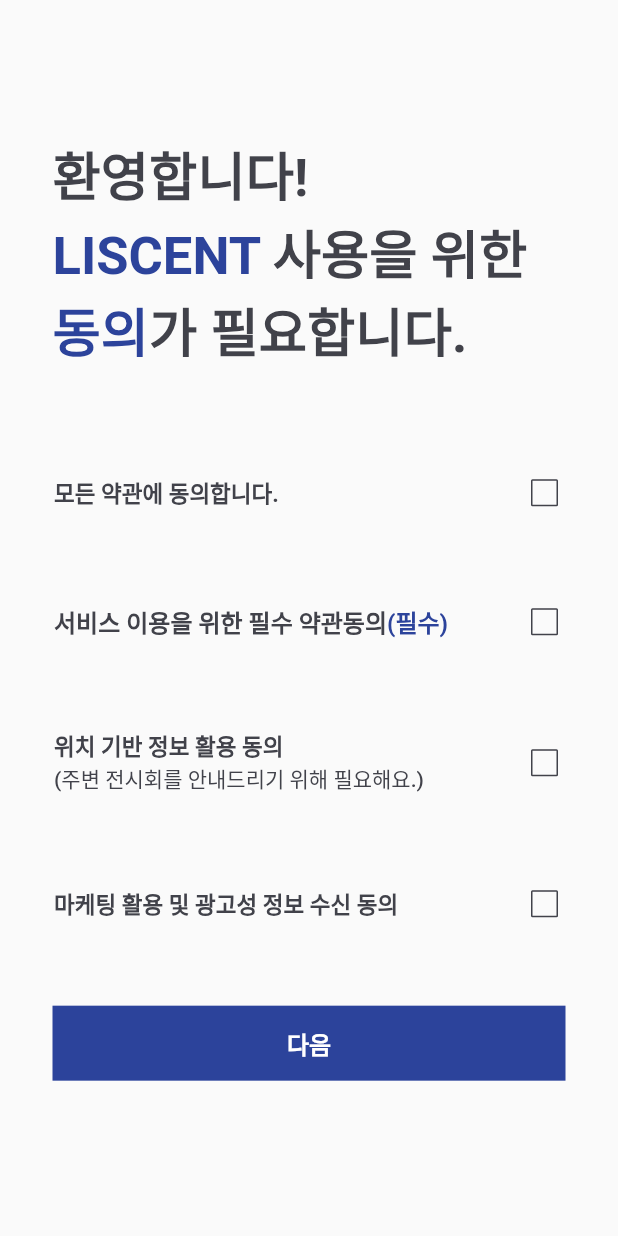
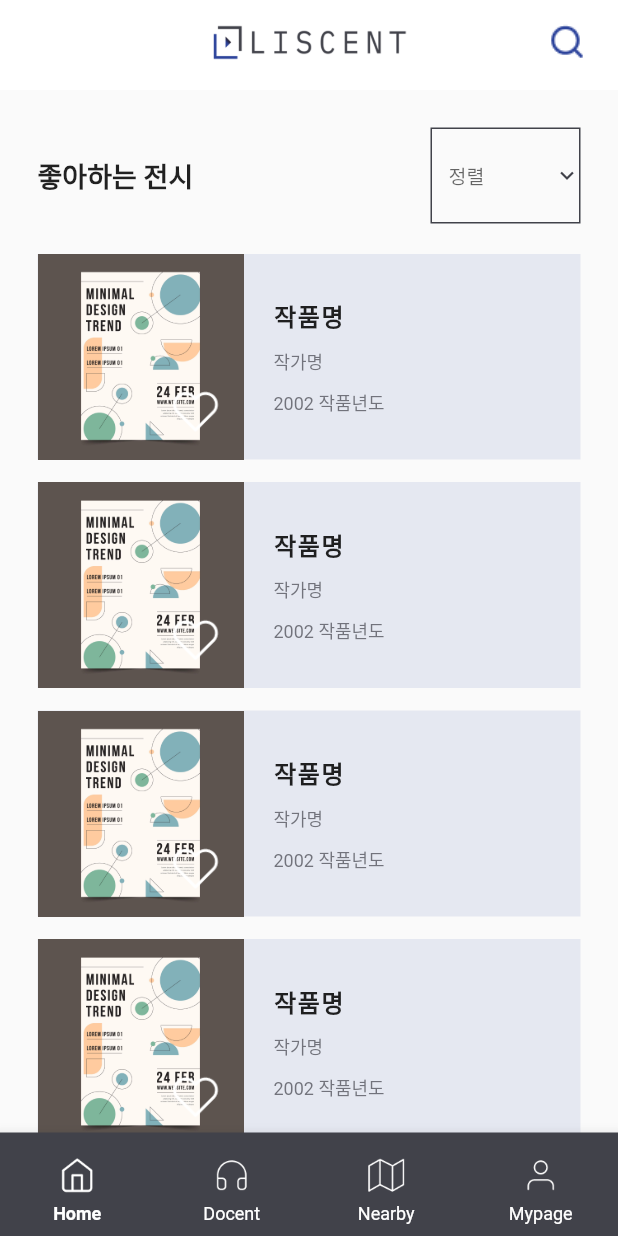
Before and after one commit to bigdaditor/liscent, a Flutter app: the screen it shows after launch, on a phone screen of 412 x 824 dp. Run offline on Flutter 3.47's test engine with Material 2 defaults, Android fonts, the phone set to English and light mode, and no system bars; our stand-ins replace fluttertoast, google_sign_in; missing offline and left inert: kakao_flutter_sdk.

Commit message:
1. wokrlist 화면 생성 2. likedisplay 화면 생성

```diff
--- a/lib/main.dart
+++ b/lib/main.dart
@@ -4,6 +4,8 @@
 import 'screens/login/login_screen.dart';
 import 'screens/tos/tos_screen.dart';
 import 'screens/home/home_screen.dart';
+import 'screens/worklist/worklist_screen.dart';
+import 'screens/likedisplay/likedisplay_screen.dart';
 
 void main() {
   runApp(const MyApp());
@@ -21,13 +23,15 @@
         fontFamily: 'Roboto',
         primarySwatch: Colors.blue,
       ),
-      home: const Tos(),
+      home: const Likedisplay(),
       routes: {
         '/login': (context) => const Login(),
         '/tos': (context) => const Tos(),
         '/home': (context) => const Home(),
         '/info': (context) => const Info(),
         '/guide': (context) => const Guide(),
+        '/worklist': (context) => const Wokrlist(),
+        '/likedisplay': (context) => const Likedisplay(),
       },
     );
   }
--- /dev/null
+++ b/lib/screens/likedisplay/likedisplay_screen.dart
@@ -0,0 +1,261 @@
+import 'package:flutter/material.dart';
+
+class Likedisplay extends StatefulWidget {
+  const Likedisplay({Key? key}) : super(key: key);
+
+  @override
+  State<Likedisplay> createState() => _LikedisplayState();
+}
+
+class _LikedisplayState extends State<Likedisplay> {
+  int _selectedIndex = 0;
+  bool click = true;
+
+  String? _dropdownValue;
+
+  @override
+  Widget build(BuildContext context) {
+    return Scaffold(
+        appBar: PreferredSize(
+          preferredSize: Size.fromHeight(60),
+          child: AppBar(
+            title: Image.asset('assets/logo.png', width: 130),
+            centerTitle: true,
+            backgroundColor: Colors.white,
+            elevation: 0,
+            actions: [
+              IconButton(
+                onPressed: null,
+                icon: Image.asset('assets/icon_search.png'),
+                padding: EdgeInsets.fromLTRB(0, 0, 20, 0),
+              )
+            ],
+          ),
+        ),
+        body: Column(
+          crossAxisAlignment: CrossAxisAlignment.start,
+          children: [
+            Padding(
+                padding: EdgeInsets.fromLTRB(25, 25, 25, 20),
+                child: Row(
+                  mainAxisAlignment: MainAxisAlignment.spaceBetween,
+                  children: [
+                    Title(
+                        color: Color(0xff41424A),
+                        child: Text('좋아하는 전시',
+                            style: TextStyle(
+                                fontSize: 18, fontWeight: FontWeight.w700))),
+                    Container(
+                      width: 100,
+                      child: DropdownButtonFormField<String>(
+                        itemHeight: 50,
+                        style:
+                            TextStyle(fontSize: 13, color: Color(0xff41424A)),
+                        decoration: InputDecoration(
+                            enabledBorder: OutlineInputBorder(
+                                borderSide: BorderSide(width: 1,color: Color(0xff41424A)),
+                            borderRadius: BorderRadius.circular(0)
+                            ),
+                        focusedBorder: OutlineInputBorder(borderSide: BorderSide(width: 1,color: Color(0xff41424A)),
+                            borderRadius: BorderRadius.circular(0))
+                        ),
+                        isExpanded: true,
+
+                        icon: Icon(Icons.keyboard_arrow_down_outlined),
+                        iconSize: 18,
+                        iconDisabledColor: Color(0xff41424A),
+                        iconEnabledColor: Color(0xff41424A),
+                        value: _dropdownValue,
+                        items: [
+                          '최신순',
+                          '가나다순',
+                        ].map<DropdownMenuItem<String>>((String value) {
+                          return DropdownMenuItem(
+                            value: value,
+                            child: Text(value),
+                          );
+                        }).toList(),
+                        hint: Text('정렬'),
+                        onChanged: (String? value) {
+                          setState(() {
+                            _dropdownValue = value!;
+                          });
+                        },
+                      ),
+                    )
+                  ],
+                )),
+            Expanded(
+                child: ListView.builder(
+              padding: EdgeInsets.fromLTRB(25, 0, 25, 20),
+              itemCount: 20,
+              itemBuilder: (context, index) {
+                return listcard();
+              },
+            ))
+          ],
+        ),
+        bottomNavigationBar: BottomNavigationBar(
+          backgroundColor: Color(0xFF41424A),
+          type: BottomNavigationBarType.fixed,
+          selectedItemColor: Colors.white,
+          unselectedItemColor: Colors.white,
+          selectedLabelStyle:
+              TextStyle(fontSize: 12, fontWeight: FontWeight.w700, height: 1.8),
+          unselectedLabelStyle: TextStyle(fontSize: 12, height: 1.8),
+          currentIndex: _selectedIndex,
+          onTap: (index) {
+            setState(() {
+              _selectedIndex = index;
+            });
+          },
+          items: [
+            BottomNavigationBarItem(
+              label: 'Home',
+              icon: Padding(
+                padding: EdgeInsets.only(top: 10),
+                child: Image.asset(
+                  'assets/icon_home_off.png',
+                  width: 25,
+                  height: 25,
+                ),
+              ),
+              activeIcon: Padding(
+                padding: EdgeInsets.only(top: 10),
+                child: Image.asset(
+                  'assets/icon_home_on.png',
+                  width: 25,
+                  height: 25,
+                ),
+              ),
+            ),
+            BottomNavigationBarItem(
+              label: 'Docent',
+              icon: Padding(
+                padding: EdgeInsets.only(top: 10),
+                child: Image.asset(
+                  'assets/icon_docent_off.png',
+                  width: 25,
+                  height: 25,
+                ),
+              ),
+              activeIcon: Padding(
+                padding: EdgeInsets.only(top: 10),
+                child: Image.asset(
+                  'assets/icon_docent_on.png',
+                  width: 25,
+                  height: 25,
+                ),
+              ),
+            ),
+            BottomNavigationBarItem(
+              label: 'Nearby',
+              icon: Padding(
+                padding: EdgeInsets.only(top: 10),
+                child: Image.asset(
+                  'assets/icon_nearby_off.png',
+                  width: 25,
+                  height: 25,
+                ),
+              ),
+              activeIcon: Padding(
+                padding: EdgeInsets.only(top: 10),
+                child: Image.asset(
+                  'assets/icon_nearby_on.png',
+                  width: 25,
+                  height: 25,
+                ),
+              ),
+            ),
+            BottomNavigationBarItem(
+              label: 'Mypage',
+              icon: Padding(
+                padding: EdgeInsets.only(top: 10),
+                child: Image.asset(
+                  'assets/icon_mypage_off.png',
+                  width: 25,
+                  height: 25,
+                ),
+              ),
+              activeIcon: Padding(
+                padding: EdgeInsets.only(top: 10),
+                child: Image.asset(
+                  'assets/icon_mypage_on.png',
+                  width: 25,
+                  height: 25,
+                ),
+              ),
+            ),
+          ],
+        ));
+  }
+
+  Column listcard() {
+    return Column(
+      children: [
+        Container(
+          width: double.infinity,
+          height: MediaQuery.of(context).size.width / 3,
+          color: Color.fromRGBO(44, 67, 155, 0.1),
+          child: Row(
+            children: [
+              Stack(
+                children: [
+                  Image.asset(
+                    'assets/poster03.jpg',
+                    width: MediaQuery.of(context).size.width / 3,
+                  ),
+                  Positioned(
+                    right: 8,
+                    bottom: 8,
+                    child: IconButton(
+                      icon: Image.asset((click == true)
+                          ? 'assets/icon_heart.png'
+                          : 'assets/icon_heart_full.png'),
+                      iconSize: 15,
+                      selectedIcon: Image.asset('assets/icon_heart_full.png'),
+                      onPressed: () {
+                        setState(() {
+                          click = !click;
+                        });
+                      },
+                    ),
+                  )
+                ],
+              ),
+              Container(
+                padding: EdgeInsets.all(20),
+                child: Column(
+                  mainAxisAlignment: MainAxisAlignment.spaceEvenly,
+                  crossAxisAlignment: CrossAxisAlignment.start,
+                  children: [
+                    Title(
+                        color: Color(0xff41424A),
+                        child: Text(
+                          '작품명',
+                          style: TextStyle(
+                              fontSize: 16,
+                              fontWeight: FontWeight.w700,
+                              letterSpacing: 1),
+                        )),
+                    Text(
+                      '작가명',
+                      style: TextStyle(
+                          fontSize: 12, color: Color.fromRGBO(65, 66, 74, 0.7)),
+                    ),
+                    Text(
+                      '2002 작품년도',
+                      style: TextStyle(
+                          fontSize: 12, color: Color.fromRGBO(65, 66, 74, 0.7)),
+                    )
+                  ],
+                ),
+              )
+            ],
+          ),
+        ),
+        Container(height: 15)
+      ],
+    );
+  }
+}
```
Also changed, not shown: lib/screens/worklist/worklist_screen.dart (added, +214 -0 lines).
